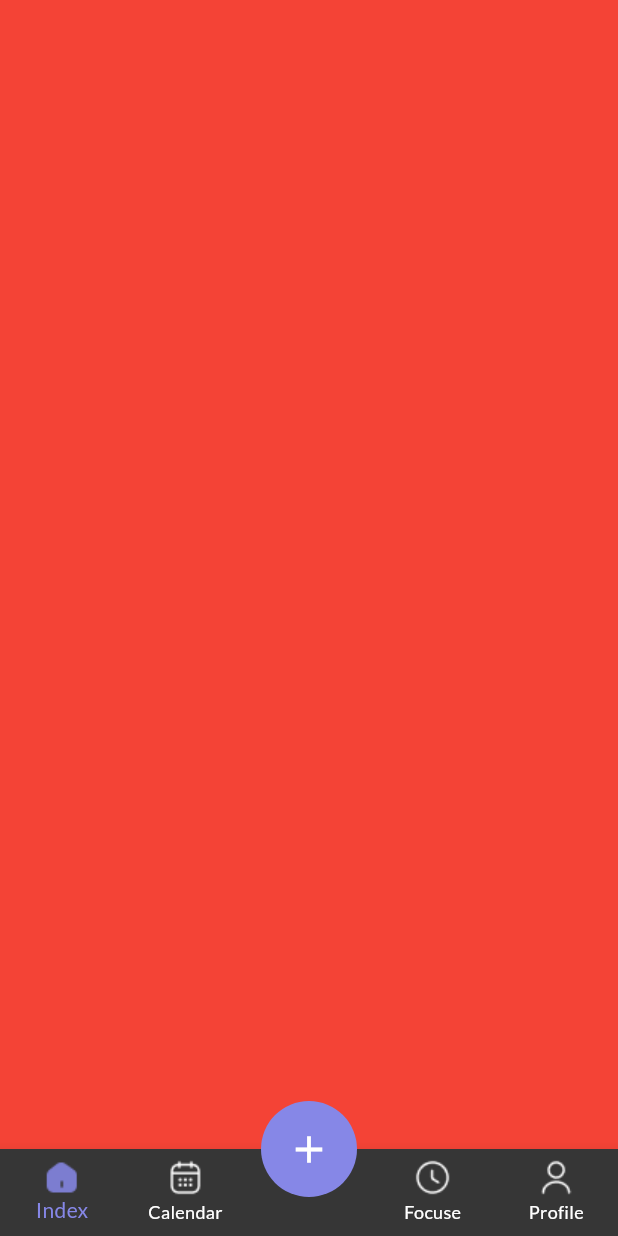
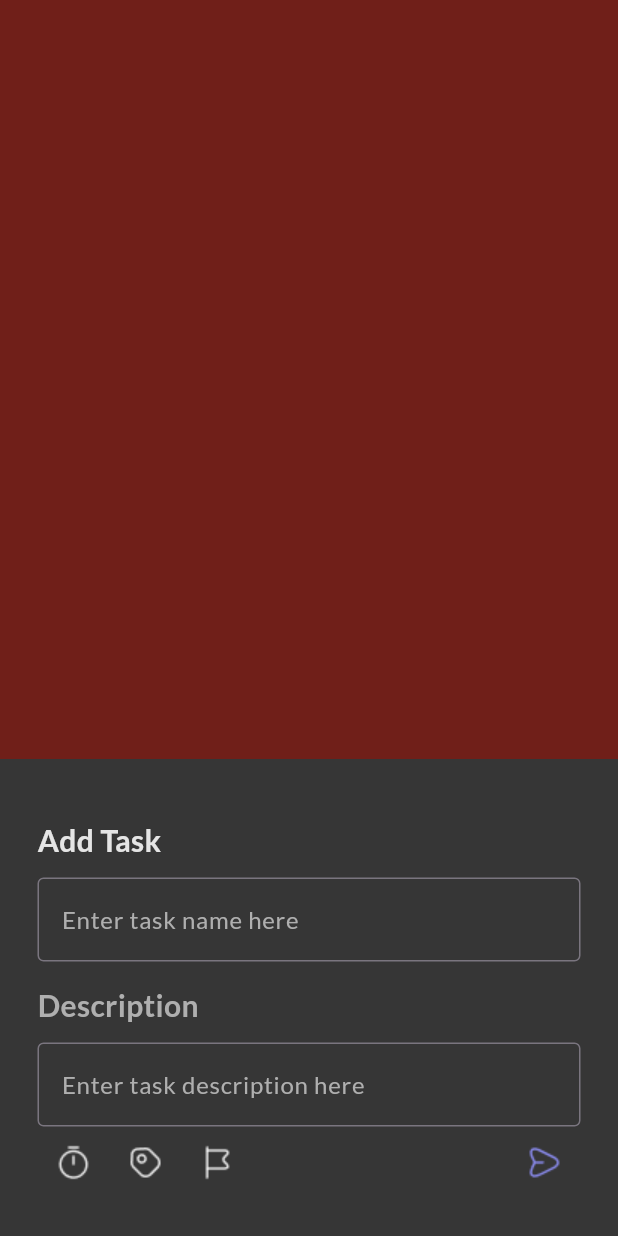
Before and after one commit to NgocDangVan/todolist_pro_app, a Flutter app: the MainPage screen opened directly, after a tap on the "add" icon, on a phone screen of 412 x 824 dp. Run offline on Flutter 3.47's test engine with Material 3 defaults, Android fonts, the phone set to English and light mode, and no system bars; our stand-ins replace easy_localization, flutter_colorpicker, hive, realm, shared_preferences; missing offline and left inert: dart:ffi, flutter_iconpicker; accounts and stored records are empty; generated files the repository leaves out were written again.

Commit message:
create task

```diff
--- a/assets/translations/en.json
+++ b/assets/translations/en.json
@@ -10,5 +10,9 @@
   "Create_category_form_category_background_color_label": "Category color :",
   "Create_category_form_category_icon_text_color_label": "Category icon & text color :",
   "Create_category_form_category_preview": "Category preview :",
-  "Create_category_create_button": "Create Category"
+  "Create_category_create_button": "Create Category",
+  "Create_task_name_label" : "Add Task",
+  "Create_task_name_place" : "Enter task name here",
+  "Create_task_desc_label" : "Description",
+  "Create_task_desc_place" : "Enter task description here"
 }
--- a/assets/translations/vi.json
+++ b/assets/translations/vi.json
@@ -8,5 +8,10 @@
   "Create_category_form_category_icon_label": "Category icon: ",
   "Create_category_form_category_icon_placeholder": "Choose icon from library",
   "Create_category_form_category_background_color_label": "Category color :",
-  "Create_category_create_button": "Create Category"
+  "Create_category_form_category_icon_text_color_label": "Category icon & text color :",
+  "Create_category_create_button": "Create Category",
+  "Create_task_name_label" : "Add Task",
+  "Create_task_name_place" : "Enter task name here",
+  "Create_task_desc_label" : "Description",
+  "Create_task_desc_place" : "Enter task description here"
 }
--- a/lib/main.dart
+++ b/lib/main.dart
@@ -30,7 +30,7 @@ class MyApp extends StatelessWidget {
       localizationsDelegates: context.localizationDelegates,
       locale: context.locale,
       supportedLocales: context.supportedLocales,
-      home: CreateOrEditCategory(),
+      home: MainPage(),
     );
   }
 }
--- a/lib/ui/main/main_page.dart
+++ b/lib/ui/main/main_page.dart
@@ -1,4 +1,5 @@
 import 'package:flutter/material.dart';
+import 'package:todo_list_app/ui/task/create_task_page.dart';
 
 class MainPage extends StatefulWidget {
   const MainPage({super.key});
@@ -132,7 +133,9 @@ class _MainPageState extends State<MainPage> {
             color: const Color(0xFF8687E7),
             borderRadius: BorderRadius.circular(32)),
         child: IconButton(
-          onPressed: () {},
+          onPressed: () {
+            _onShowCreateTask.call();
+          },
           icon: Icon(
             Icons.add,
             size: 30,
@@ -143,4 +146,15 @@ class _MainPageState extends State<MainPage> {
       floatingActionButtonLocation: FloatingActionButtonLocation.centerDocked,
     );
   }
+
+  void _onShowCreateTask() {
+    showModalBottomSheet(
+        context: context,
+        isScrollControlled: true,
+        builder: (context) {
+          return Padding(
+              padding: MediaQuery.of(context).viewInsets,
+              child: const CreateTaskPage());
+        });
+  }
 }
--- /dev/null
+++ b/lib/ui/task/create_task_page.dart
@@ -0,0 +1,164 @@
+import 'package:easy_localization/easy_localization.dart';
+import 'package:flutter/material.dart';
+
+class CreateTaskPage extends StatefulWidget {
+  const CreateTaskPage({super.key});
+
+  @override
+  State<CreateTaskPage> createState() => _CreateTaskPageState();
+}
+
+class _CreateTaskPageState extends State<CreateTaskPage> {
+  final _nameTaskTextController = TextEditingController();
+  final _descTaskTextController = TextEditingController();
+  @override
+  Widget build(BuildContext context) {
+    return Container(
+      color: Color(0xFF363636),
+      child: SafeArea(
+        child: Container(
+          padding: const EdgeInsets.all(25),
+          child: _buildBodyPage(),
+        ),
+      ),
+    );
+  }
+
+  Widget _buildBodyPage() {
+    return Form(
+        child: Column(
+      mainAxisAlignment: MainAxisAlignment.start,
+      crossAxisAlignment: CrossAxisAlignment.start,
+      mainAxisSize: MainAxisSize.min,
+      children: [
+        _buildTaskNameField(),
+        _buildTaskDescField(),
+        _buildTaskActionField()
+      ],
+    ));
+  }
+
+  Widget _buildTaskNameField() {
+    return Container(
+      margin: const EdgeInsets.only(top: 15),
+      child: Column(
+        mainAxisAlignment: MainAxisAlignment.start,
+        crossAxisAlignment: CrossAxisAlignment.start,
+        children: [
+          Text("Create_task_name_label",
+                  style: TextStyle(
+                      fontSize: 20,
+                      fontWeight: FontWeight.bold,
+                      color: Colors.white.withOpacity(0.87)))
+              .tr(),
+          Container(
+            margin: EdgeInsets.only(top: 10),
+            child: TextFormField(
+              controller: _nameTaskTextController,
+              style: const TextStyle(fontSize: 16, color: Colors.white),
+              decoration: InputDecoration(
+                  hintText: "Create_task_name_place".tr(),
+                  hintStyle: TextStyle(fontSize: 16, color: Color(0XFFAFAFAF)),
+                  border: OutlineInputBorder(
+                      borderRadius: BorderRadius.circular(4),
+                      borderSide:
+                          BorderSide(width: 1, color: Color(0xFF979797)))),
+              onChanged: (String? value) {
+                setState(() {});
+              },
+            ),
+          )
+        ],
+      ),
+    );
+  }
+
+  Widget _buildTaskDescField() {
+    return Container(
+      margin: EdgeInsets.only(top: 15),
+      child: Column(
+        mainAxisAlignment: MainAxisAlignment.start,
+        crossAxisAlignment: CrossAxisAlignment.start,
+        children: [
+          Text("Create_task_desc_label",
+                  style: TextStyle(
+                      fontSize: 20,
+                      fontWeight: FontWeight.bold,
+                      color: Color(0xFFAFAFAF)))
+              .tr(),
+          Container(
+            margin: EdgeInsets.only(top: 10),
+            child: TextFormField(
+              controller: _descTaskTextController,
+              style: const TextStyle(fontSize: 16, color: Colors.white),
+              decoration: InputDecoration(
+                  hintText: "Create_task_desc_place".tr(),
+                  hintStyle: TextStyle(fontSize: 16, color: Color(0XFFAFAFAF)),
+                  border: OutlineInputBorder(
+                      borderRadius: BorderRadius.circular(4),
+                      borderSide:
+                          BorderSide(width: 1, color: Color(0xFF979797)))),
+              onChanged: (String? value) {
+                setState(() {});
+              },
+            ),
+          )
+        ],
+      ),
+    );
+  }
+
+  Widget _buildTaskActionField() {
+    return Row(
+      mainAxisAlignment: MainAxisAlignment.start,
+      crossAxisAlignment: CrossAxisAlignment.start,
+      children: [
+        Expanded(
+          child: Row(
+            mainAxisAlignment: MainAxisAlignment.start,
+            crossAxisAlignment: CrossAxisAlignment.start,
+            children: [
+              IconButton(
+                onPressed: () {},
+                icon: Image.asset(
+                  "assets/images/timer.png",
+                  width: 24,
+                  height: 24,
+                  fit: BoxFit.fill,
+                ),
+              ),
+              IconButton(
+                onPressed: () {},
+                icon: Image.asset(
+                  "assets/images/tag.png",
+                  width: 24,
+                  height: 24,
+                  fit: BoxFit.fill,
+                ),
+              ),
+              IconButton(
+                onPressed: () {},
+                icon: Image.asset(
+                  "assets/images/flag.png",
+                  width: 24,
+                  height: 24,
+                  fit: BoxFit.fill,
+                ),
+              )
+            ],
+          ),
+        ),
+        //Button Send
+        IconButton(
+          onPressed: () {},
+          icon: Image.asset(
+            "assets/images/send.png",
+            width: 24,
+            height: 24,
+            fit: BoxFit.fill,
+          ),
+        ),
+      ],
+    );
+  }
+}
```
Also changed, not shown: assets/images/2.0x/flag@2x.png (added), assets/images/2.0x/send@2x.png (added), assets/images/2.0x/tag@2x.png (added), assets/images/2.0x/timer@2x.png (added), assets/images/3.0x/flag@3x.png (added), assets/images/3.0x/tag@2x.png (added), assets/images/3.0x/tag@3x.png (added), assets/images/3.0x/timer@3x.png (added), assets/images/flag.png (added), assets/images/send.png (added), assets/images/tag.png (added), assets/images/timer.png (added).
